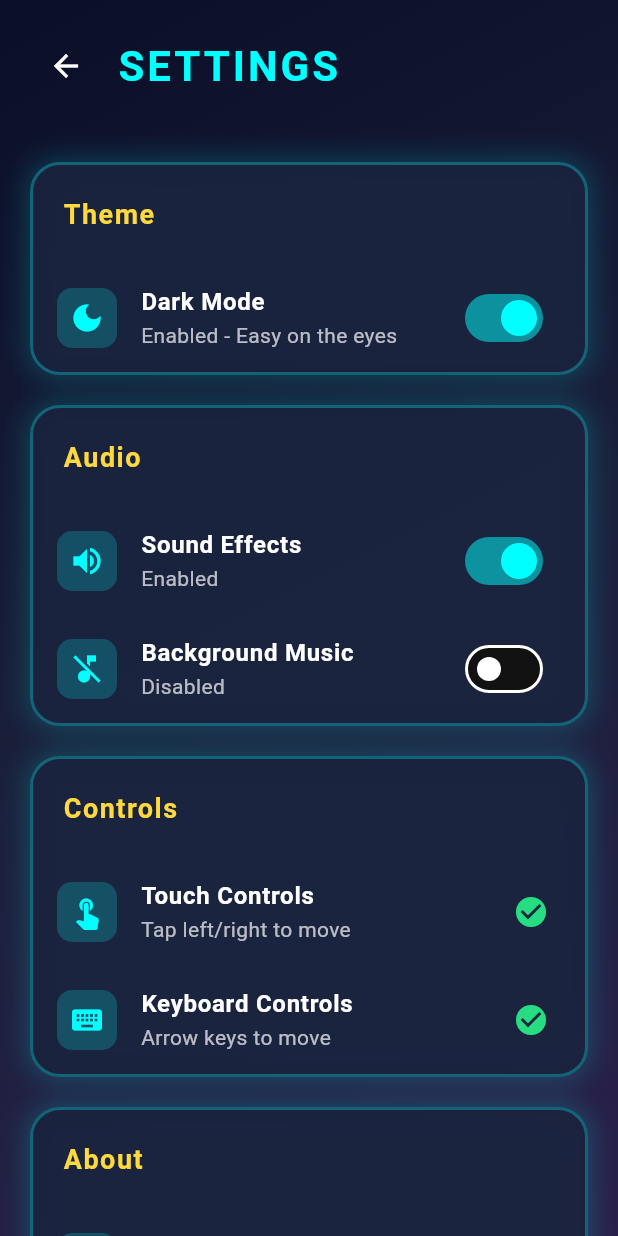
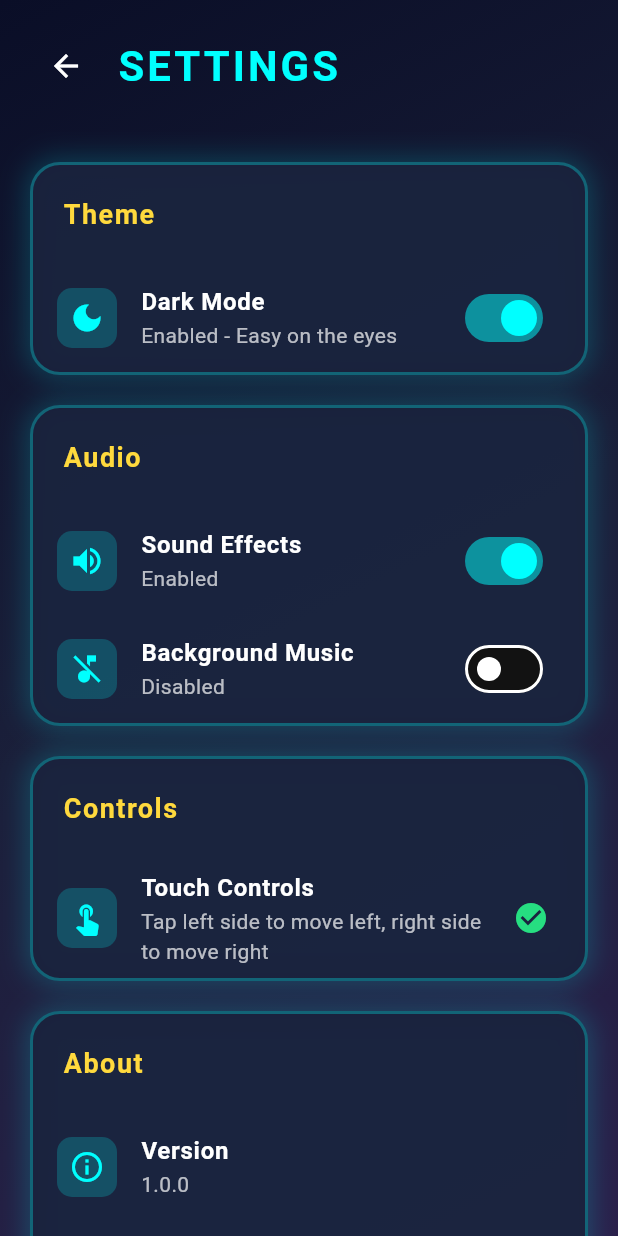
Before and after one commit to mosabry99/Equation-Builder-Dash-Game, a Flutter app: the SettingsScreen screen opened directly, on a phone screen of 412 x 824 dp. Run offline on Flutter 3.47's test engine with Material 3 defaults, Android fonts, the phone set to English and light mode, and no system bars; missing offline and left inert: flame, flame_audio.

Commit message:
🔊 feat: Add audio manager, touch controls, and enhanced UI
Audio System:
- ✅ Created AudioManager with flame_audio integration
- ✅ Implemented sound effects (collect, correct, wrong, click)
- ✅ Added background music support
- ✅ Audio plays on collect, success, and failure events
- ✅ Respects sound/music toggle settings

Touch Controls:
- ✅ Replaced keyboard controls with touch controls
- ✅ Tap left side of screen to move left
- ✅ Tap right side of screen to move right
- ✅ Removed KeyboardEvents mixin
- ✅ Implemented onTapDown handler

UI Enhancements:
- ✅ Enhanced switch colors in light mode:
  - Dark mode toggle: Blue (#1976d2)
  - Sound effects toggle: Green (#26de81)
  - Background music toggle: Orange (#ffa726)
- ✅ Updated controls section to show only touch controls
- ✅ Improved subtitle descriptions

Files Changed:
- lib/managers/audio_manager.dart (NEW) - Audio management singleton
- lib/game/equation_builder_game.dart - Touch controls + audio integration
- lib/screens/settings_screen.dart - Enhanced switch colors

All audio files are already in assets/audio/ folder and ready to use!

```diff
--- a/lib/screens/settings_screen.dart
+++ b/lib/screens/settings_screen.dart
@@ -88,7 +88,12 @@ class _SettingsScreenState extends State<SettingsScreen> {
                                 _settings.setDarkMode(value);
                               });
                             },
-                            activeThumbColor: const Color(0xFF00ffff),
+                            activeColor: _settings.isDarkMode
+                                ? const Color(0xFF00ffff)
+                                : const Color(0xFF1976d2),
+                            activeTrackColor: _settings.isDarkMode
+                                ? const Color(0xFF00ffff).withValues(alpha: 0.5)
+                                : const Color(0xFF1976d2).withValues(alpha: 0.5),
                           ),
                         ),
                       ],
@@ -114,7 +119,12 @@ class _SettingsScreenState extends State<SettingsScreen> {
                                 _settings.setSoundEnabled(value);
                               });
                             },
-                            activeThumbColor: const Color(0xFF00ffff),
+                            activeColor: _settings.isDarkMode
+                                ? const Color(0xFF00ffff)
+                                : const Color(0xFF26de81),
+                            activeTrackColor: _settings.isDarkMode
+                                ? const Color(0xFF00ffff).withValues(alpha: 0.5)
+                                : const Color(0xFF26de81).withValues(alpha: 0.5),
                           ),
                         ),
                         _buildSettingTile(
@@ -132,7 +142,12 @@ class _SettingsScreenState extends State<SettingsScreen> {
                                 _settings.setMusicEnabled(value);
                               });
                             },
-                            activeThumbColor: const Color(0xFF00ffff),
+                            activeColor: _settings.isDarkMode
+                                ? const Color(0xFF6c5ce7)
+                                : const Color(0xFFffa726),
+                            activeTrackColor: _settings.isDarkMode
+                                ? const Color(0xFF6c5ce7).withValues(alpha: 0.5)
+                                : const Color(0xFFffa726).withValues(alpha: 0.5),
                           ),
                         ),
                       ],
@@ -146,14 +161,7 @@ class _SettingsScreenState extends State<SettingsScreen> {
                         _buildSettingTile(
                           icon: Icons.touch_app,
                           title: 'Touch Controls',
-                          subtitle: 'Tap left/right to move',
-                          trailing: const Icon(Icons.check_circle,
-                              color: Color(0xFF26de81)),
-                        ),
-                        _buildSettingTile(
-                          icon: Icons.keyboard,
-                          title: 'Keyboard Controls',
-                          subtitle: 'Arrow keys to move',
+                          subtitle: 'Tap left side to move left, right side to move right',
                           trailing: const Icon(Icons.check_circle,
                               color: Color(0xFF26de81)),
                         ),
```
Also changed, not shown: lib/game/equation_builder_game.dart (+25 -22 lines), lib/managers/audio_manager.dart (added, +114 -0 lines).
